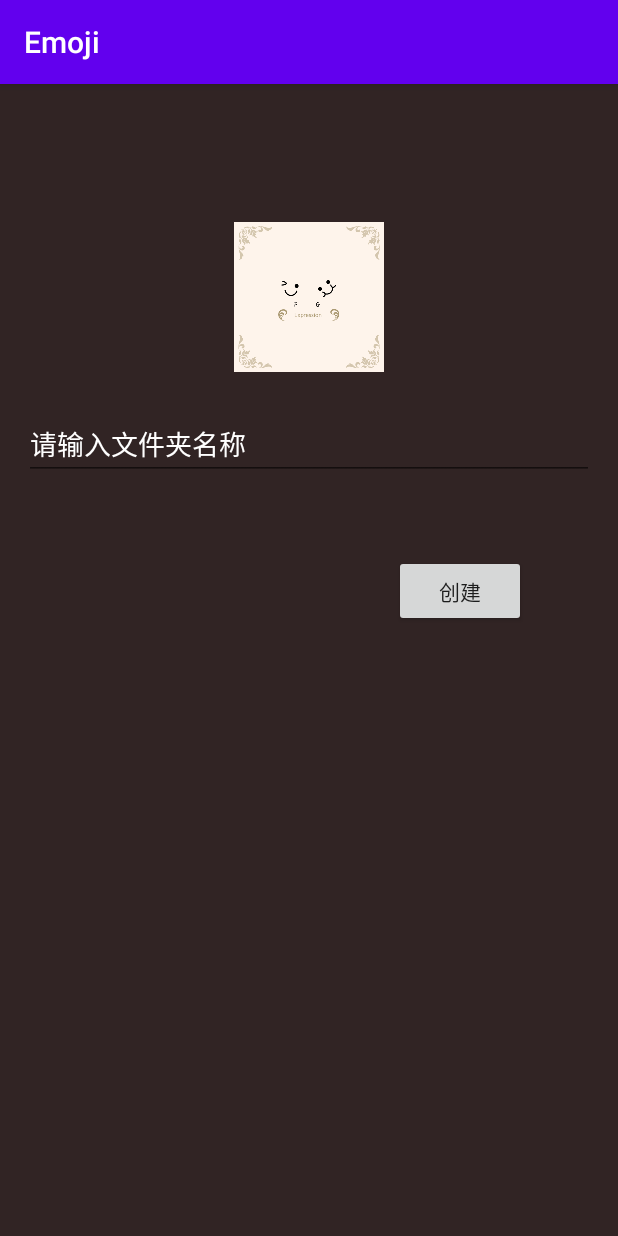
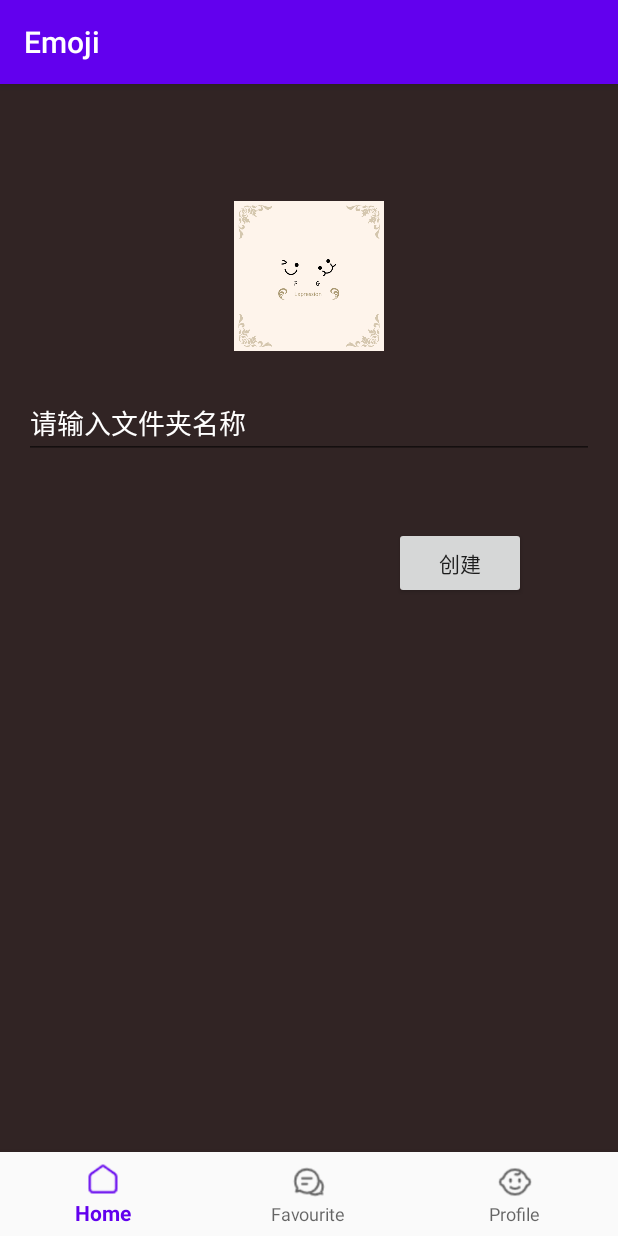
Before and after one commit to fr1014/Emoji, an Android app: the screen it shows after launch (HomeActivity before the commit, BottomNavigationActivity after it), after a tap on an icon or button, on a phone screen of 412 x 824 dp. Run offline under Robolectric (Android 15) with nearby library versions, the phone set to English and light mode, and no system bars; our stand-ins replace Room's generated code, RxJava; pictures from the network do not load.

Commit message:
加入BottomNavigationView

```diff
--- a/app/build.gradle
+++ b/app/build.gradle
@@ -33,6 +33,7 @@ dependencies {
     implementation 'androidx.appcompat:appcompat:1.1.0'
     implementation 'androidx.constraintlayout:constraintlayout:1.1.3'
     implementation 'androidx.legacy:legacy-support-v4:1.0.0'
+    implementation 'com.google.android.material:material:1.0.0'
     testImplementation 'junit:junit:4.12'
     androidTestImplementation 'androidx.test.ext:junit:1.1.1'
     androidTestImplementation 'androidx.test.espresso:espresso-core:3.2.0'
--- /dev/null
+++ b/app/src/main/java/com/example/emoji/BottomNavigationActivity.java
@@ -0,0 +1,82 @@
+package com.example.emoji;
+
+import androidx.annotation.NonNull;
+import androidx.appcompat.app.AppCompatActivity;
+import androidx.fragment.app.Fragment;
+
+import android.Manifest;
+import android.os.Bundle;
+
+import com.example.emoji.folder.FolderFragment;
+import com.google.android.material.bottomnavigation.BottomNavigationView;
+import com.permission.Permission;
+import com.permission.PermissionListener;
+import com.permission.PermissionUtils;
+
+public class BottomNavigationActivity extends AppCompatActivity {
+    private BottomNavigationView mNavigationView;
+    private Fragment mFragments[];
+
+    @Override
+    protected void onCreate(Bundle savedInstanceState) {
+        super.onCreate(savedInstanceState);
+        setContentView(R.layout.activity_bottom_navigation);
+
+        mFragments = new Fragment[]{FolderFragment.getInstance(),FolderFragment.getInstance(),FolderFragment.getInstance()};
+
+        initView();
+        initPermission();
+    }
+
+    private void initView() {
+        mNavigationView =findViewById(R.id.navigation);
+
+        mNavigationView.setOnNavigationItemSelectedListener(item -> {
+            onTabItemSelected(item.getItemId());
+            return true;
+        });
+
+        // 由于第一次进来没有回调onNavigationItemSelected，因此需要手动调用一下切换状态的方法
+        onTabItemSelected(R.id.navigation_home);
+    }
+
+    private void onTabItemSelected(int id) {
+        Fragment fragment = null;
+        switch (id) {
+            case R.id.navigation_home:
+                fragment = mFragments[0];
+                break;
+            case R.id.navigation_community:
+                fragment = mFragments[1];
+                break;
+            case R.id.navigation_profile:
+                fragment = mFragments[2];
+                break;
+        }
+        if (fragment != null) {
+            getSupportFragmentManager().beginTransaction().replace(R.id.content, fragment).commit();
+        }
+    }
+
+    private void initPermission() {
+        Permission.with(BottomNavigationActivity.this)
+                .requestCode(100)
+                .permission(Manifest.permission.WRITE_EXTERNAL_STORAGE)
+                .callBack(new PermissionListener() {
+                    @Override
+                    public void onPermit(int requestCode, String... permission) {
+
+                    }
+
+                    @Override
+                    public void onCancel(int requestCode, String... permission) {
+                        PermissionUtils.goSetting(BottomNavigationActivity.this);
+                    }
+                }).send();
+    }
+
+    @Override
+    public void onRequestPermissionsResult(int requestCode, @NonNull String[] permissions, @NonNull int[] grantResults) {
+        Permission.onRequestPermissionResult(requestCode, permissions, grantResults);
+    }
+}
--- a/app/src/main/java/com/example/emoji/folder/FolderAdapter.java
+++ b/app/src/main/java/com/example/emoji/folder/FolderAdapter.java
@@ -4,7 +4,6 @@ import android.content.Context;
 import android.content.DialogInterface;
 import android.content.Intent;
 import android.os.Bundle;
-import android.view.LayoutInflater;
 import android.view.View;
 import android.view.ViewGroup;
 import android.widget.ImageView;
@@ -12,17 +11,18 @@ import android.widget.TextView;
 
 import androidx.annotation.NonNull;
 import androidx.appcompat.app.AlertDialog;
+import androidx.fragment.app.Fragment;
+import androidx.lifecycle.ViewModel;
 
+import com.example.emoji.BottomNavigationActivity;
 import com.example.emoji.Constants;
 import com.example.emoji.R;
 import com.example.emoji.base.MyRecyclerViewAdapter;
 import com.example.emoji.data.room.entity.FolderEntity;
-import com.example.emoji.emoji.EmojiActivity;
+import com.example.emoji.folder.emoji.EmojiActivity;
 import com.example.media.utils.GlideUtils;
 
 import java.util.ArrayList;
-
-import de.hdodenhof.circleimageview.CircleImageView;
 
 /**
  * 创建时间:2020/4/20
@@ -31,11 +31,11 @@ import de.hdodenhof.circleimageview.CircleImageView;
  */
 public class FolderAdapter extends MyRecyclerViewAdapter<FolderEntity> {
 
-    private HomeActivity homeActivity;
+    private FolderFragment fragment;
 
-    public FolderAdapter(Context context) {
+    public FolderAdapter(Context context, Fragment fragment) {
         this.context = context;
-        homeActivity = (HomeActivity) context;
+        this.fragment = (FolderFragment) fragment;
         this.layoutId = R.layout.item_emoji_folder;
         this.list = new ArrayList<>();
     }
@@ -93,7 +93,7 @@ public class FolderAdapter extends MyRecyclerViewAdapter<FolderEntity> {
                         .setPositiveButton("确认", new DialogInterface.OnClickListener() {
                             @Override
                             public void onClick(DialogInterface dialog, int which) {
-                                homeActivity.viewModel.delete(folderEntity);
+                                fragment.viewModel.delete(folderEntity);
                                 tvDel.setVisibility(View.INVISIBLE);
                                 ivUpdate.setVisibility(View.INVISIBLE);
                                 tvEdit.setVisibility(View.INVISIBLE);
@@ -112,12 +112,12 @@ public class FolderAdapter extends MyRecyclerViewAdapter<FolderEntity> {
                 tvDel.setVisibility(View.INVISIBLE);
                 ivUpdate.setVisibility(View.INVISIBLE);
                 tvEdit.setVisibility(View.INVISIBLE);
-                if (homeActivity != null) {
-                    View view = homeActivity.getMotionView();
+                if (fragment != null) {
+                    View view = fragment.motionView;
                     if (view != null) {
                         view.setVisibility(View.INVISIBLE);
                     }
-                    homeActivity.addFragment(AddFolderFragment.getInstance(folderEntity));
+                    fragment.addFragment(AddFolderFragment.getInstance(folderEntity));
                 }
             }
         });
--- /dev/null
+++ b/app/src/main/java/com/example/emoji/folder/FolderFragment.java
@@ -0,0 +1,92 @@
+package com.example.emoji.folder;
+
+import android.os.Bundle;
+
+import androidx.annotation.NonNull;
+import androidx.annotation.Nullable;
+import androidx.fragment.app.Fragment;
+import androidx.lifecycle.ViewModelProvider;
+import androidx.recyclerview.widget.GridLayoutManager;
+import androidx.recyclerview.widget.RecyclerView;
+
+import android.view.LayoutInflater;
+import android.view.View;
+import android.view.ViewGroup;
+
+import com.customview.MotionEventImageView;
+import com.example.emoji.R;
+
+
+public class FolderFragment extends Fragment {
+
+    private static final String ARG_PARAM1 = "param1";
+    private static final String ARG_PARAM2 = "param2";
+    private RecyclerView recyclerView;
+    private FolderAdapter adapter;
+    public MotionEventImageView motionView;
+    public FolderViewModel viewModel;
+
+    public FolderFragment() {
+        // Required empty public constructor
+    }
+
+    public static FolderFragment getInstance() {
+        FolderFragment fragment = new FolderFragment();
+//        Bundle args = new Bundle();
+//        args.putString(ARG_PARAM1, param1);
+//        args.putString(ARG_PARAM2, param2);
+//        fragment.setArguments(args);
+        return fragment;
+    }
+
+    @Override
+    public void onCreate(Bundle savedInstanceState) {
+        super.onCreate(savedInstanceState);
+//        if (getArguments() != null) {
+//            mParam1 = getArguments().getString(ARG_PARAM1);
+//            mParam2 = getArguments().getString(ARG_PARAM2);
+//        }
+        viewModel = new ViewModelProvider(getActivity()).get(FolderViewModel.class);
+
+        viewModel.getGetAllFoldersLive().observe(this, folderEntities -> adapter.setData(folderEntities));
+    }
+
+    @Override
+    public View onCreateView(LayoutInflater inflater, ViewGroup container,
+                             Bundle savedInstanceState) {
+        // Inflate the layout for this fragment
+        return inflater.inflate(R.layout.fragment_folder, container, false);
+    }
+
+    @Override
+    public void onViewCreated(@NonNull View view, @Nullable Bundle savedInstanceState) {
+        super.onViewCreated(view, savedInstanceState);
+        initView(view);
+    }
+
+    private void initView(View view){
+        motionView = view.findViewById(R.id.iv_motion);
+
+        recyclerView = view.findViewById(R.id.rv_folder);
+        recyclerView.setLayoutManager(new GridLayoutManager(getContext(), 3));
+        adapter = new FolderAdapter(getContext(),this);
+        recyclerView.setAdapter(adapter);
+
+        motionView.setOnClickListener(new View.OnClickListener() {
+            @Override
+            public void onClick(View v) {
+                addFragment(new AddFolderFragment());
+                motionView.setVisibility(View.INVISIBLE);
+            }
+        });
+    }
+
+    public void addFragment(Fragment fragment){
+        getChildFragmentManager()
+                .beginTransaction()
+                .add(R.id.container, fragment)
+                .addToBackStack(null)
+                .commit();
+    }
+
+}
--- a/app/src/main/java/com/example/emoji/folder/HomeActivity.java
+++ /dev/null
@@ -1,103 +0,0 @@
-package com.example.emoji.folder;
-
-import androidx.annotation.NonNull;
-import androidx.fragment.app.Fragment;
-import androidx.lifecycle.Observer;
-import androidx.lifecycle.ViewModelProvider;
-import androidx.recyclerview.widget.GridLayoutManager;
-import androidx.recyclerview.widget.RecyclerView;
-
-import android.Manifest;
-import android.view.View;
-
-import com.customview.MotionEventImageView;
-import com.example.emoji.R;
-import com.example.emoji.base.BaseActivity;
-import com.example.emoji.data.room.entity.FolderEntity;
-import com.permission.Permission;
-import com.permission.PermissionListener;
-import com.permission.PermissionUtils;
-
-import java.util.List;
-
-public class HomeActivity extends BaseActivity<FolderViewModel> {
-    private RecyclerView recyclerView;
-    private FolderAdapter adapter;
-    private MotionEventImageView motionView;
-
-    @Override
-    protected int getLayoutId() {
-        return R.layout.activity_home;
-    }
-
-    @Override
-    protected void initView() {
-        motionView = findViewById(R.id.iv_motion);
-
-        recyclerView = findViewById(R.id.rv_folder);
-        recyclerView.setLayoutManager(new GridLayoutManager(this, 3));
-        adapter = new FolderAdapter(this);
-        recyclerView.setAdapter(adapter);
-
-        motionView.setOnClickListener(new View.OnClickListener() {
-            @Override
-            public void onClick(View v) {
-                addFragment(new AddFolderFragment());
-                motionView.setVisibility(View.INVISIBLE);
-            }
-        });
-    }
-
-    @Override
-    protected void initBundle() {
-        initPermission();
-    }
-
-    @Override
-    public void initViewModel() {
-        viewModel = new ViewModelProvider(this).get(FolderViewModel.class);
-
-        viewModel.getGetAllFoldersLive().observe(this, folderEntities -> adapter.setData(folderEntities));
-    }
-
-    public View getMotionView(){
-        return motionView;
-    }
-
-    public void addFragment(Fragment fragment){
-        getSupportFragmentManager()
-                .beginTransaction()
-                .add(R.id.container, fragment)
-                .addToBackStack(null)
-                .commit();
-    }
-
-    private void initPermission() {
-        Permission.with(HomeActivity.this)
-                .requestCode(100)
-                .permission(Manifest.permission.WRITE_EXTERNAL_STORAGE)
-                .callBack(new PermissionListener() {
-                    @Override
-                    public void onPermit(int requestCode, String... permission) {
-
-                    }
-
-                    @Override
-                    public void onCancel(int requestCode, String... permission) {
-                        PermissionUtils.goSetting(HomeActivity.this);
-                    }
-                }).send();
-    }
-
-    @Override
-    public void onRequestPermissionsResult(int requestCode, @NonNull String[] permissions, @NonNull int[] grantResults) {
-        Permission.onRequestPermissionResult(requestCode, permissions, grantResults);
-    }
-
-    @Override
-    public void onBackPressed() {
-        super.onBackPressed();
-        motionView.setVisibility(View.VISIBLE);
-    }
-
-}
--- a/app/src/main/java/com/example/emoji/emoji/EmojiActivity.java
+++ b/app/src/main/java/com/example/emoji/folder/emoji/EmojiActivity.java
@@ -1,4 +1,4 @@
-package com.example.emoji.emoji;
+package com.example.emoji.folder.emoji;
 
 import androidx.annotation.Nullable;
 import androidx.lifecycle.Observer;
--- a/app/src/main/java/com/example/emoji/emoji/EmojiAdapter.java
+++ b/app/src/main/java/com/example/emoji/folder/emoji/EmojiAdapter.java
@@ -1,4 +1,4 @@
-package com.example.emoji.emoji;
+package com.example.emoji.folder.emoji;
 
 import android.content.Context;
 import android.view.LayoutInflater;
--- a/app/src/main/java/com/example/emoji/emoji/EmojiViewModel.java
+++ b/app/src/main/java/com/example/emoji/folder/emoji/EmojiViewModel.java
@@ -1,4 +1,4 @@
-package com.example.emoji.emoji;
+package com.example.emoji.folder.emoji;
 
 import androidx.lifecycle.LiveData;
 import androidx.lifecycle.ViewModel;
@@ -8,7 +8,6 @@ import com.example.emoji.data.room.dao.EmojiDao;
 import com.example.emoji.data.room.entity.EmojiEntity;
 import com.example.emoji.rx.RxSchedulers;
 import com.example.emoji.rx.SimpleConsumer;
-import com.example.media.utils.FileUtils;
 
 import java.util.List;
 
--- /dev/null
+++ b/app/src/main/res/layout/activity_bottom_navigation.xml
@@ -0,0 +1,24 @@
+<?xml version="1.0" encoding="utf-8"?>
+<LinearLayout xmlns:android="http://schemas.android.com/apk/res/android"
+    xmlns:app="http://schemas.android.com/apk/res-auto"
+    xmlns:tools="http://schemas.android.com/tools"
+    android:id="@+id/container"
+    android:layout_width="match_parent"
+    android:layout_height="match_parent"
+    android:orientation="vertical"
+    tools:context=".BottomNavigationActivity">
+
+    <FrameLayout
+        android:id="@+id/content"
+        android:layout_width="match_parent"
+        android:layout_height="0dp"
+        android:layout_weight="1"/>
+
+    <com.google.android.material.bottomnavigation.BottomNavigationView
+        android:id="@+id/navigation"
+        android:layout_width="match_parent"
+        android:layout_height="wrap_content"
+        android:layout_gravity="bottom"
+        android:background="?android:attr/windowBackground"
+        app:menu="@menu/navigation"/>
+</LinearLayout>
--- a/app/src/main/res/layout/activity_emoji.xml
+++ b/app/src/main/res/layout/activity_emoji.xml
@@ -4,7 +4,7 @@
     xmlns:tools="http://schemas.android.com/tools"
     android:layout_width="match_parent"
     android:layout_height="match_parent"
-    tools:context=".emoji.EmojiActivity">
+    tools:context=".folder.emoji.EmojiActivity">
 
     <androidx.appcompat.widget.Toolbar
         android:id="@+id/toolbar"
--- a/app/src/main/res/layout/activity_main.xml
+++ /dev/null
@@ -1,18 +0,0 @@
-<?xml version="1.0" encoding="utf-8"?>
-<androidx.constraintlayout.widget.ConstraintLayout xmlns:android="http://schemas.android.com/apk/res/android"
-    xmlns:app="http://schemas.android.com/apk/res-auto"
-    xmlns:tools="http://schemas.android.com/tools"
-    android:layout_width="match_parent"
-    android:layout_height="match_parent"
-    tools:context=".MainActivity">
-
-    <TextView
-        android:layout_width="wrap_content"
-        android:layout_height="wrap_content"
-        android:text="Hello World!"
-        app:layout_constraintBottom_toBottomOf="parent"
-        app:layout_constraintLeft_toLeftOf="parent"
-        app:layout_constraintRight_toRightOf="parent"
-        app:layout_constraintTop_toTopOf="parent" />
-
-</androidx.constraintlayout.widget.ConstraintLayout>
--- /dev/null
+++ b/app/src/main/res/menu/navigation.xml
@@ -0,0 +1,15 @@
+<?xml version="1.0" encoding="utf-8"?>
+<menu xmlns:android="http://schemas.android.com/apk/res/android">
+    <item
+        android:id="@+id/navigation_home"
+        android:icon="@drawable/ic_home"
+        android:title="Home" />
+    <item
+        android:id="@+id/navigation_community"
+        android:icon="@drawable/ic_community"
+        android:title="Favourite" />
+    <item
+        android:id="@+id/navigation_profile"
+        android:icon="@drawable/ic_person"
+        android:title="Profile" />
+</menu>
```
Also changed, not shown: app/src/main/AndroidManifest.xml (+6 -7 lines), app/src/main/res/drawable/ic_community.png (added), app/src/main/res/drawable/ic_home.png (added), app/src/main/res/drawable/ic_person.png (added), app/src/main/res/layout/fragment_folder.xml (renamed from app/src/main/res/layout/activity_home.xml).
